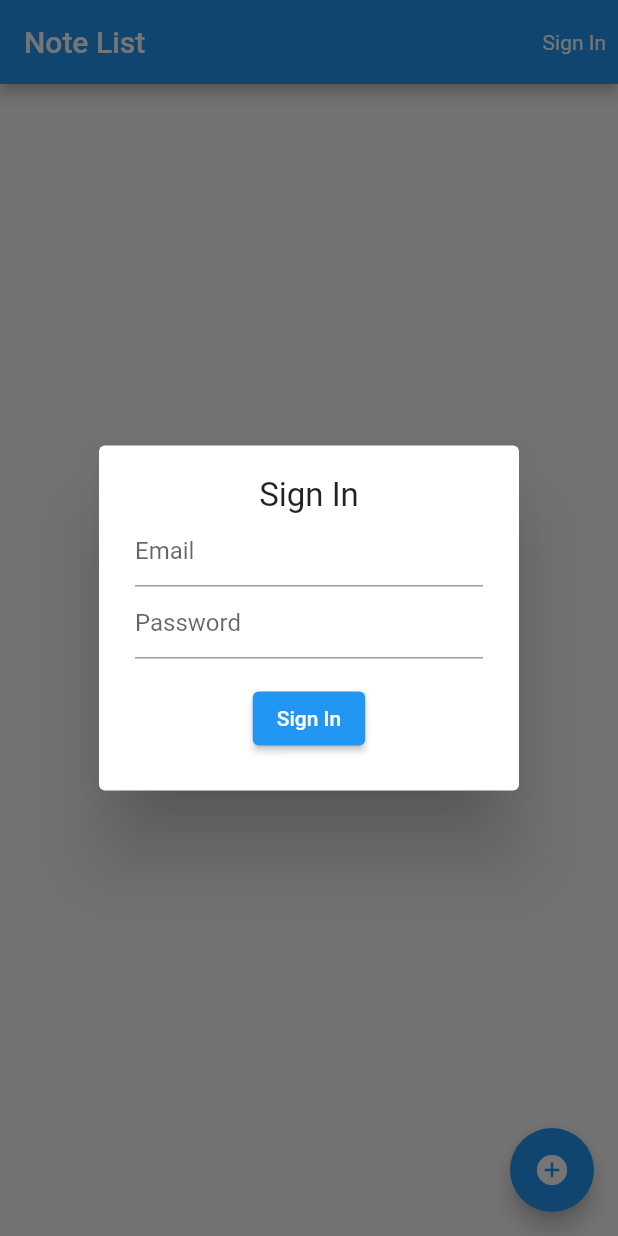
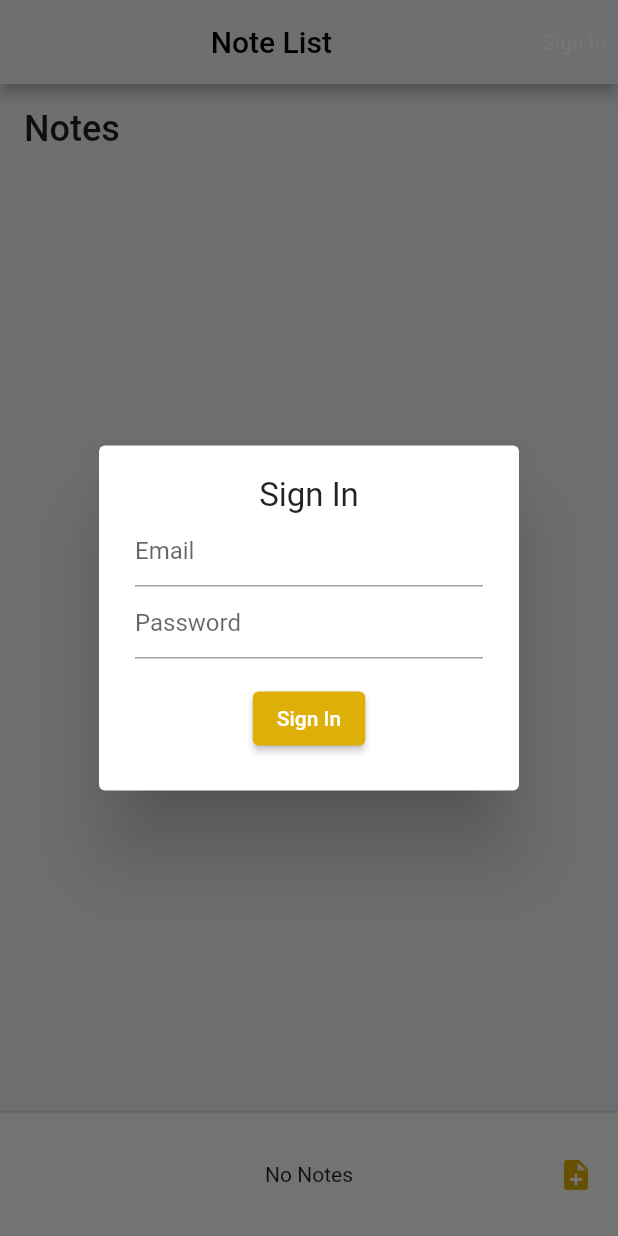
Before and after one commit to hoangphat258/flutter-note-app, a Flutter app: the screen it shows after launch, after a tap on "Sign In", on a phone screen of 412 x 824 dp. Run offline on Flutter 3.47's test engine with Material 2 defaults, Android fonts, the phone set to English and light mode, and no system bars; our stand-ins replace cloud_firestore, connectivity_plus, firebase_auth, firebase_core, get, sqflite; missing offline and left inert: cloud_firestore_web, connectivity_plus_web, firebase_auth_web, firebase_core_web; accounts and stored records are empty.

```diff
--- a/lib/main.dart
+++ b/lib/main.dart
@@ -25,7 +25,9 @@ class MyApp extends StatelessWidget {
       initialBinding: AppBinding(),
       title: 'Flutter Demo',
       theme: ThemeData(
-        primarySwatch: Colors.blue,
+        colorScheme: ColorScheme.fromSwatch().copyWith(
+          primary: const Color(0xffddaf07),
+        ),
       ),
       home: const NoteListScreen(),
     );
--- a/lib/modules/note_list_screen/note_list_screen.dart
+++ b/lib/modules/note_list_screen/note_list_screen.dart
@@ -32,7 +32,8 @@ class _NoteListScreenState extends State<NoteListScreen> {
         setState(() {
           isHiddenSignIn = true;
         });
-        _bloc.fetchData(firebaseAuth.currentUser?.uid ?? "", isFirstSignIn: true);
+        _bloc.fetchData(firebaseAuth.currentUser?.uid ?? "",
+            isFirstSignIn: true);
       }
     });
 
@@ -92,8 +93,17 @@ class _NoteListScreenState extends State<NoteListScreen> {
   @override
   Widget build(BuildContext context) {
     return Scaffold(
+      backgroundColor: const Color(0xfff2f1f7),
       appBar: AppBar(
-        title: const Text("Note List"),
+        title: const Center(
+          child: Text(
+            "Note List",
+            style: TextStyle(
+              color: Colors.black,
+            ),
+          ),
+        ),
+        backgroundColor: const Color(0xfff2f1f7),
         actions: [
           !isHiddenSignIn
               ? GestureDetector(
@@ -110,19 +120,6 @@ class _NoteListScreenState extends State<NoteListScreen> {
               : Container(),
         ],
       ),
-      floatingActionButton: FloatingActionButton(
-        onPressed: () => Get.to(
-          () => EditNotePage(
-            isCreateNew: true,
-            onUpdateSuccessfully: (isUpdateSuccessfully) {
-              if (isUpdateSuccessfully) {
-                _bloc.fetchData(firebaseAuth.currentUser?.uid ?? "");
-              }
-            },
-          ),
-        ),
-        child: const Icon(Icons.add_circle),
-      ),
       body: GetX<NoteListBloc>(
         init: Get.put<NoteListBloc>(NoteListBloc()),
         builder: (controller) => RefreshIndicator(
@@ -131,14 +128,89 @@ class _NoteListScreenState extends State<NoteListScreen> {
           },
           child: Stack(
             children: [
+              SingleChildScrollView(
+                child: Padding(
+                  padding: EdgeInsets.only(
+                    left: 16,
+                    right: 16,
+                    top: 8,
+                    bottom: MediaQuery.of(context).size.height / 10 + 12,
+                  ),
+                  child: Column(
+                    crossAxisAlignment: CrossAxisAlignment.start,
+                    children: [
+                      const Padding(
+                        padding: EdgeInsets.only(top: 8.0),
+                        child: Text(
+                          "Notes",
+                          style: TextStyle(
+                            fontSize: 24,
+                            fontWeight: FontWeight.w500,
+                          ),
+                        ),
+                      ),
+                      const SizedBox(
+                        height: 20,
+                      ),
                       controller.noteItems.isNotEmpty
                           ? _buildNoteList(controller.noteItems)
-                  : const Center(
-                      child: Text("There is no note"),
+                          : Container(),
+                    ],
+                  ),
+                ),
               ),
               controller.isLoading.isTrue
                   ? const Center(child: CircularProgressIndicator())
                   : Container(),
+              Positioned(
+                bottom: 0,
+                left: 0,
+                right: 0,
+                child: Container(
+                  height: MediaQuery.of(context).size.height / 10,
+                  decoration: const BoxDecoration(
+                    color: Color(0xfffafafa),
+                    boxShadow: [
+                      BoxShadow(
+                        spreadRadius: 5,
+                        blurRadius: 2,
+                        offset: Offset(0, 7),
+                      )
+                    ],
+                  ),
+                  child: Stack(
+                    children: [
+                      Center(
+                        child: Text(
+                          controller.noteItems.isEmpty
+                              ? "No Notes"
+                              : "${controller.noteItems.length} notes",
+                        ),
+                      ),
+                      Positioned(
+                        right: 0,
+                        top: MediaQuery.of(context).size.height / 28,
+                        child: Padding(
+                          padding: const EdgeInsets.only(right: 16.0),
+                          child: GestureDetector(
+                            onTap: () => Navigator.push(
+                                context,
+                                MaterialPageRoute(
+                                    builder: (context) => const EditNotePage(
+                                      isCreateNew: true,
+                                    ))).then(
+                                    (value) => _bloc.fetchData(firebaseAuth.currentUser?.uid ?? "")),
+                            child: const Icon(
+                              Icons.note_add,
+                              color: Color(0xffddaf07),
+                            ),
+                          ),
+                        ),
+                      ),
+                    ],
+                  ),
+                ),
+              ),
             ],
           ),
         ),
@@ -147,28 +219,46 @@ class _NoteListScreenState extends State<NoteListScreen> {
   }
 
   Widget _buildNoteList(List<NoteItem> noteList) {
-    return ListView.builder(
+    return Container(
+      decoration: BoxDecoration(
+        color: Colors.white,
+        borderRadius: BorderRadius.circular(12),
+      ),
+      child: ListView.builder(
+        shrinkWrap: true,
         itemCount: noteList.length,
+        physics: const NeverScrollableScrollPhysics(),
         padding: const EdgeInsets.only(
           top: 8,
           right: 8,
           left: 8,
         ),
-      itemBuilder: (context, index) => _buildNoteTile(noteList[index]),
+        itemBuilder: (context, index) =>
+            _buildNoteTile(noteList[index], index == noteList.length - 1),
+      ),
     );
   }
 
-  Widget _buildNoteTile(NoteItem noteItem) {
+  Widget _buildNoteTile(NoteItem noteItem, isLatest) {
     return InkWell(
-      onLongPress: () => _bloc.deleteNote(firebaseAuth.currentUser?.uid ?? "", noteItem),
-      onTap: () => Get.to(() => EditNotePage(
-            noteItem: noteItem,
-            onUpdateSuccessfully: (isUpdateSuccessfully) {
-              if (isUpdateSuccessfully) {
-                _bloc.fetchData(firebaseAuth.currentUser?.uid ?? "");
+      onLongPress: () =>
+          _bloc.deleteNote(firebaseAuth.currentUser?.uid ?? "", noteItem),
+      onTap: () => Navigator.push(
+              context,
+              MaterialPageRoute(
+                  builder: (context) => EditNotePage(noteItem: noteItem)))
+          .then((value) {
+        if (value is NoteItem) {
+          for (int i = 0; i < _bloc.noteItems.length; i++) {
+            if (value.id == _bloc.noteItems[i].id) {
+              _bloc.noteItems[i] = value;
             }
-            },
-          )),
+          }
+          //Delay to make sure the database get updated before fetching fresh data
+          Future.delayed(const Duration(milliseconds: 500),
+              () => _bloc.fetchData(firebaseAuth.currentUser?.uid ?? ""));
+        }
+      }),
       child: Column(
         crossAxisAlignment: CrossAxisAlignment.start,
         mainAxisAlignment: MainAxisAlignment.center,
@@ -204,7 +294,11 @@ class _NoteListScreenState extends State<NoteListScreen> {
               ),
             ],
           ),
-          const Divider(),
+          !isLatest
+              ? const Divider()
+              : const SizedBox(
+                  height: 8,
+                ),
         ],
       ),
     );
```
Also changed, not shown: lib/modules/edit_note_screen/edit_note_page.dart (+57 -27 lines), 2 other files. Lines whose indentation alone changed are shown as unchanged.
